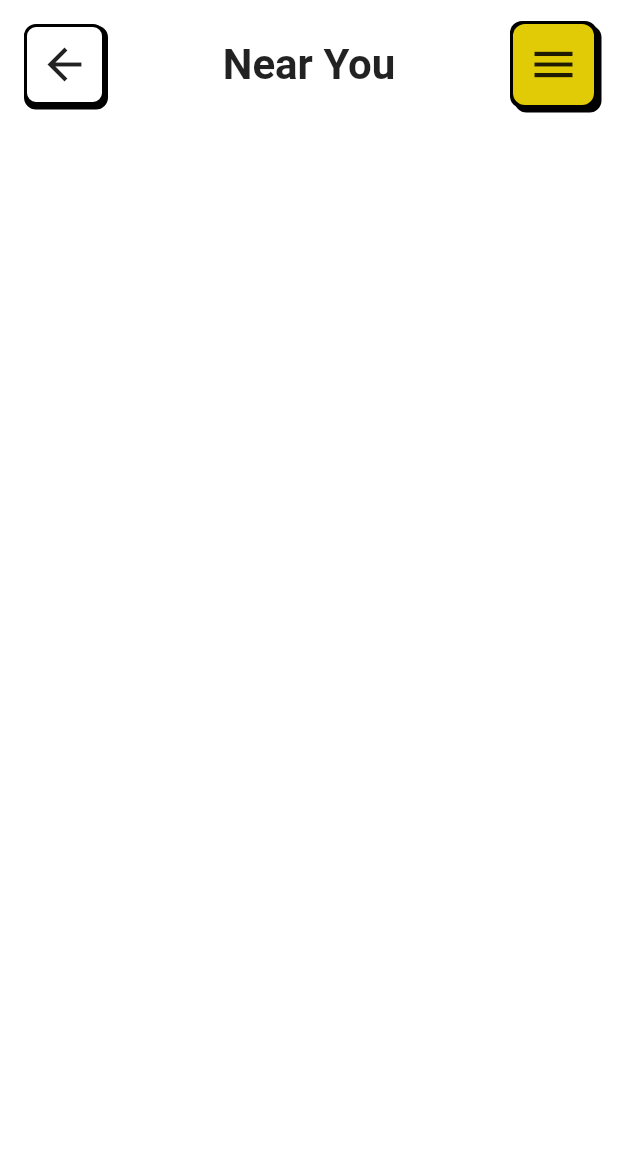
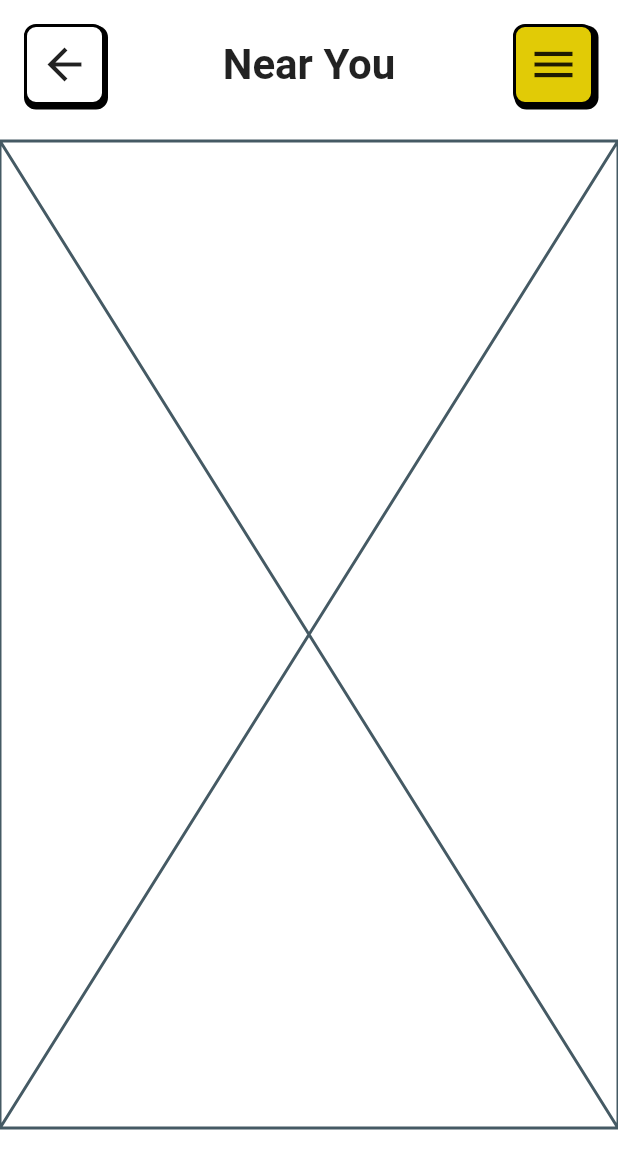
Before and after one commit to JAICHANGPARK/flutter_notebook_chapter_23, a Flutter app: the DatingNearYouPage screen opened directly, on a phone screen of 412 x 824 dp. Shown: the top 1169 px of the screen. Run offline on Flutter 3.47's test engine with Material 2 defaults, Android fonts, the phone set to English and light mode, and no system bars; our stand-ins replace dots_indicator, flutter_colorpicker, flutter_riverpod, flutter_svg, go_router, google_fonts and 1 more.

Commit message:
Update dating_near_you_page.dart

```diff
--- a/lib/ep1335_dating_app/src/ui/dating_near_you_page.dart
+++ b/lib/ep1335_dating_app/src/ui/dating_near_you_page.dart
@@ -28,10 +28,7 @@ class _DatingNearYouPageState extends State<DatingNearYouPage> {
                       decoration: BoxDecoration(
                         color: Colors.white,
                         borderRadius: BorderRadius.circular(8),
-                        border: Border.all(
-                          color: Colors.black,
-                          width: 2
-                        ),
+                        border: Border.all(color: Colors.black, width: 2),
                         boxShadow: const [
                           BoxShadow(
                             color: Colors.black,
@@ -65,16 +62,12 @@ class _DatingNearYouPageState extends State<DatingNearYouPage> {
                     decoration: BoxDecoration(
                       color: const Color.fromRGBO(225, 203, 6, 1),
                       borderRadius: BorderRadius.circular(8),
+                      border: Border.all(color: Colors.black, width: 2),
                       boxShadow: const [
                         BoxShadow(
                           color: Colors.black,
-                          spreadRadius: 2,
-                          offset: Offset(0, 0),
-                        ),
-                        BoxShadow(
-                          color: Colors.black,
-                          spreadRadius: 2,
-                          offset: Offset(3, 3),
+                          spreadRadius: 1,
+                          offset: Offset(2, 2),
                         ),
                       ],
                     ),
@@ -88,6 +81,23 @@ class _DatingNearYouPageState extends State<DatingNearYouPage> {
                 ],
               ),
             ),
+            Expanded(child: Placeholder()),
+            Row(
+              children: [
+                Container(
+                  height: 72,width: 72,
+                ),
+                Container(
+                  height: 72,width: 72,
+                ),
+                Container(
+                  height: 72,width: 72,
+                ),
+                Container(
+                  height: 72,width: 72,
+                )
+              ],
+            )
           ],
         ),
       ),
```
